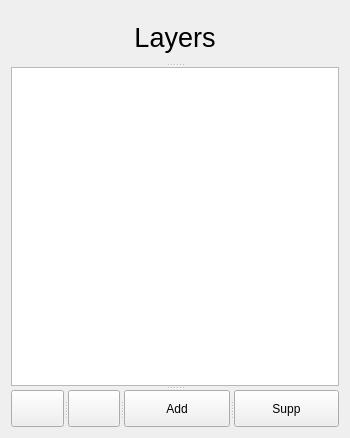
jose94752/ClipEdit, file sources/Forms/formlayers.ui: the form before one commit.
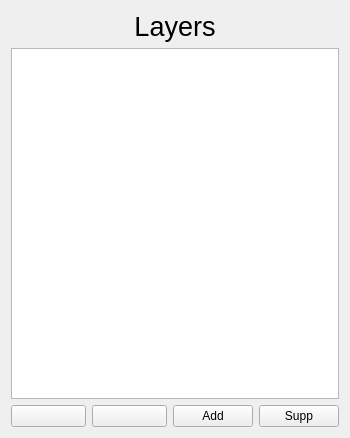
The form after the commit. Icons and pictures are not drawn.

```diff
--- a/sources/Forms/formlayers.ui
+++ b/sources/Forms/formlayers.ui
@@ -15,10 +15,6 @@
   </property>
   <layout class="QVBoxLayout" name="verticalLayout">
    <item>
-    <widget class="QSplitter" name="splitter_2">
-     <property name="orientation">
-      <enum>Qt::Vertical</enum>
-     </property>
      <widget class="QLabel" name="labelTextBox">
       <property name="sizePolicy">
        <sizepolicy hsizetype="Preferred" vsizetype="Fixed">
@@ -38,6 +34,8 @@
        <set>Qt::AlignCenter</set>
       </property>
      </widget>
+   </item>
+   <item>
      <widget class="QTableWidget" name="tableWidgetLayers">
       <property name="selectionMode">
        <enum>QAbstractItemView::SingleSelection</enum>
@@ -64,52 +62,46 @@
        <bool>false</bool>
       </attribute>
      </widget>
-     <widget class="QSplitter" name="splitter">
-      <property name="orientation">
-       <enum>Qt::Horizontal</enum>
-      </property>
+   </item>
+   <item>
+    <layout class="QHBoxLayout" name="horizontalLayout">
+     <item>
       <widget class="QPushButton" name="buttonUp">
        <property name="text">
         <string/>
        </property>
        <property name="icon">
         <iconset resource="../resources/resources.qrc">
-         <normaloff>:/icons/icons/Up-icon.png</normaloff>:/icons/icons/Up-icon.png</iconset>
-       </property>
-       <property name="iconSize">
-        <size>
-         <width>32</width>
-         <height>32</height>
-        </size>
+         <normaloff>:/icons/icons/arrow-up-icon.png</normaloff>:/icons/icons/arrow-up-icon.png</iconset>
        </property>
       </widget>
+     </item>
+     <item>
       <widget class="QPushButton" name="buttonDown">
        <property name="text">
         <string/>
        </property>
        <property name="icon">
         <iconset resource="../resources/resources.qrc">
-         <normaloff>:/icons/icons/Down-icon.png</normaloff>:/icons/icons/Down-icon.png</iconset>
-       </property>
-       <property name="iconSize">
-        <size>
-         <width>32</width>
-         <height>32</height>
-        </size>
+         <normaloff>:/icons/icons/arrow-down-icon.png</normaloff>:/icons/icons/arrow-down-icon.png</iconset>
        </property>
       </widget>
+     </item>
+     <item>
       <widget class="QPushButton" name="buttonAdd">
        <property name="text">
         <string>Add</string>
        </property>
       </widget>
+     </item>
+     <item>
       <widget class="QPushButton" name="buttonSupp">
        <property name="text">
         <string>Supp</string>
        </property>
       </widget>
-     </widget>
-    </widget>
+     </item>
+    </layout>
    </item>
   </layout>
  </widget>
```
Lines whose indentation alone changed are shown as unchanged.
